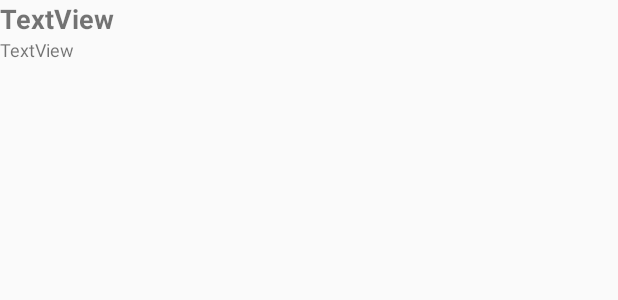
After one commit to jtedjo/Rectivity, an Android app: the layout listview_row.xml on its own in the app's theme, with its tools: preview values and no code run, on a phone screen of 412 x 824 dp. The commit adds this screen. Shown: the top 300 px of the screen. Run offline under Robolectric (Android 15) with nearby library versions, the phone set to English and light mode, and no system bars.

Commit message:
ListView
Added listview into main activity. Added listview xml to change display. Added java file list adapter to add data into the listview.

```diff
--- /dev/null
+++ b/app/src/main/res/layout/listview_row.xml
@@ -0,0 +1,27 @@
+<?xml version="1.0" encoding="utf-8"?>
+<LinearLayout xmlns:android="http://schemas.android.com/apk/res/android"
+    android:layout_width="match_parent"
+    android:layout_height="wrap_content"
+    android:orientation="horizontal">
+
+    <LinearLayout
+        android:layout_width="match_parent"
+        android:layout_height="match_parent"
+        android:orientation="vertical">
+
+        <TextView
+            android:id="@+id/nameTextViewID"
+            android:layout_width="match_parent"
+            android:layout_height="wrap_content"
+            android:text="TextView"
+            android:textSize="18sp"
+            android:textStyle="bold" />
+
+        <TextView
+            android:id="@+id/infoTextViewID"
+            android:layout_width="match_parent"
+            android:layout_height="wrap_content"
+            android:text="TextView"
+            android:textSize="12sp" />
+    </LinearLayout>
+</LinearLayout>
```
Also changed, not shown: app/src/main/java/com/example/leole/rectivity/CustomListAdapter.java (added, +45 -0 lines), app/src/main/java/com/example/leole/rectivity/MainActivity.java (+14 -0 lines), app/src/main/res/layout/activity_main.xml (+9 -17 lines).
